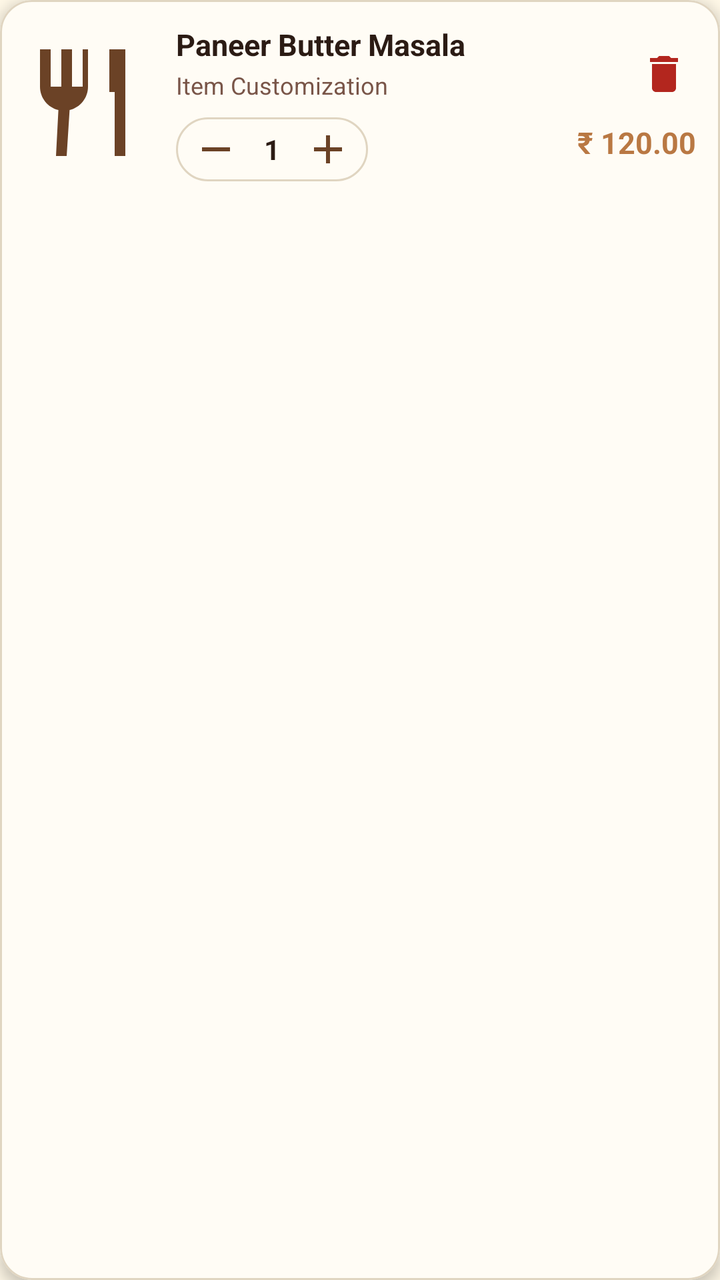
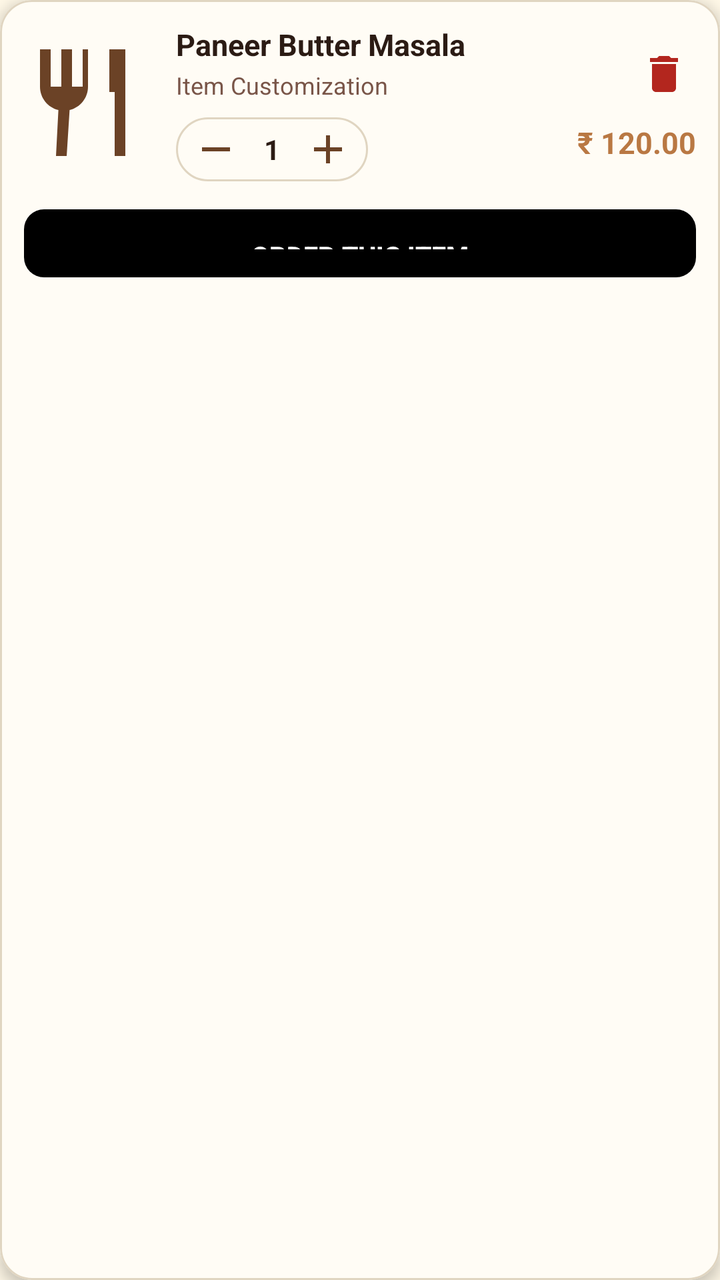

The first picture is an Android layout as it rendered before a commit; the second is the same layout after the commit. The layout source and the unified diff follow.
<!-- AndroidManifest.xml: application theme Theme.CollegeCanteenFoodOrderingApp -->
<!-- res/layout/item_cart.xml -->
<?xml version="1.0" encoding="utf-8"?>
<com.google.android.material.card.MaterialCardView xmlns:android="http://schemas.android.com/apk/res/android"
    xmlns:app="http://schemas.android.com/apk/res-auto"
    android:layout_width="match_parent"
    android:layout_height="wrap_content"
    android:layout_marginVertical="6dp"
    app:cardBackgroundColor="@color/surface_card"
    app:cardCornerRadius="16dp"
    app:cardElevation="4dp"
    app:strokeColor="@color/border_light"
    app:strokeWidth="1dp">

    <LinearLayout
        android:layout_width="match_parent"
        android:layout_height="wrap_content"
        android:gravity="center_vertical"
        android:orientation="horizontal"
        android:padding="12dp">

        <com.google.android.material.imageview.ShapeableImageView
            android:id="@+id/ivCartFood"
            android:layout_width="64dp"
            android:layout_height="64dp"
            android:scaleType="centerCrop"
            android:src="@drawable/ic_food_placeholder"
            android:contentDescription="Cart item image"
            app:shapeAppearanceOverlay="@style/ShapeAppearance.Material3.Corner.Medium" />

        <LinearLayout
            android:layout_width="0dp"
            android:layout_height="wrap_content"
            android:layout_weight="1"
            android:layout_marginStart="12dp"
            android:orientation="vertical">

            <TextView
                android:id="@+id/tvCartFoodName"
                android:layout_width="wrap_content"
                android:layout_height="wrap_content"
                android:ellipsize="end"
                android:maxLines="1"
                android:text="Paneer Butter Masala"
                android:textColor="@color/text_primary"
                android:textSize="15sp"
                android:textStyle="bold" />

            <TextView
                android:id="@+id/tvCartItemPrice"
                android:layout_width="wrap_content"
                android:layout_height="wrap_content"
                android:layout_marginTop="2dp"
                android:text="Item Customization"
                android:textColor="@color/text_secondary"
                android:textSize="12sp" />

            
            <LinearLayout
                android:layout_width="wrap_content"
                android:layout_height="wrap_content"
                android:layout_marginTop="8dp"
                android:background="@drawable/bg_chip_unselected"
                android:gravity="center_vertical"
                android:orientation="horizontal"
                android:paddingHorizontal="6dp"
                android:paddingVertical="2dp">

                <ImageButton
                    android:id="@+id/btnMinus"
                    android:layout_width="28dp"
                    android:layout_height="28dp"
                    android:background="?attr/selectableItemBackgroundBorderless"
                    android:contentDescription="Decrease"
                    android:src="@drawable/ic_minus"
                    app:tint="@color/primary" />

                <TextView
                    android:id="@+id/tvQuantity"
                    android:layout_width="wrap_content"
                    android:layout_height="wrap_content"
                    android:paddingHorizontal="10dp"
                    android:text="1"
                    android:textColor="@color/text_primary"
                    android:textSize="14sp"
                    android:textStyle="bold" />

                <ImageButton
                    android:id="@+id/btnPlus"
                    android:layout_width="28dp"
                    android:layout_height="28dp"
                    android:background="?attr/selectableItemBackgroundBorderless"
                    android:contentDescription="Increase"
                    android:src="@drawable/ic_add"
                    app:tint="@color/primary" />

            </LinearLayout>

        </LinearLayout>

        <LinearLayout
            android:layout_width="wrap_content"
            android:layout_height="wrap_content"
            android:gravity="end"
            android:orientation="vertical">

            <ImageButton
                android:id="@+id/btnDelete"
                android:layout_width="32dp"
                android:layout_height="32dp"
                android:background="?attr/selectableItemBackgroundBorderless"
                android:contentDescription="Remove item"
                android:src="@drawable/ic_delete"
                app:tint="@color/red_error" />

            <TextView
                android:id="@+id/tvCartFoodPrice"
                android:layout_width="wrap_content"
                android:layout_height="wrap_content"
                android:layout_marginTop="8dp"
                android:text="₹ 120.00"
                android:textColor="@color/caramel"
                android:textSize="15sp"
                android:textStyle="bold" />
        </LinearLayout>

    </LinearLayout>

</com.google.android.material.card.MaterialCardView>
<!-- resources referenced by this layout -->
<resources>
  <color name="border_light">#E0D5C1</color>
  <color name="caramel">#B97843</color>
  <color name="primary">#6B4226</color>
  <color name="red_error">#B3261E</color>
  <color name="surface_card">#FFFCF5</color>
  <color name="text_primary">#2B1B14</color>
  <color name="text_secondary">#795548</color>
  <!-- drawable bg_chip_unselected (drawable) -->
  <?xml version="1.0" encoding="utf-8"?>
  <shape xmlns:android="http://schemas.android.com/apk/res/android" android:shape="rectangle">
      <solid android:color="#FFFCF5"/>
      <stroke android:width="1dp" android:color="#E0D5C1"/>
      <corners android:radius="20dp"/>
  </shape>
  <!-- drawable ic_add (drawable) -->
  <vector xmlns:android="http://schemas.android.com/apk/res/android" android:width="24dp" android:height="24dp" android:viewportWidth="24" android:viewportHeight="24">
      <path android:fillColor="#FF6B4226" android:pathData="M19,13h-6v6h-2v-6H5v-2h6V5h2v6h6v2z"/>
  </vector>
  <!-- drawable ic_delete (drawable) -->
  <vector xmlns:android="http://schemas.android.com/apk/res/android" android:width="24dp" android:height="24dp" android:viewportWidth="24" android:viewportHeight="24">
      <path android:fillColor="#FF6B4226" android:pathData="M6,19c0,1.1 0.9,2 2,2h8c1.1,0 2,-0.9 2,-2V7H6v12zM19,4h-3.5l-1,-1h-5l-1,1H5v2h14V4z"/>
  </vector>
  <!-- drawable ic_food_placeholder (drawable) -->
  <vector xmlns:android="http://schemas.android.com/apk/res/android" android:width="24dp" android:height="24dp" android:viewportWidth="24" android:viewportHeight="24">
      <path android:fillColor="#FF6B4226" android:pathData="M11,9H9V2H7v7H5V2H3v7c0,2.12 1.46,3.91 3.45,4.38L6,22h2l0.55,-8.62C10.54,12.91 12,11.12 12,9V2h-1V9zM16,2v8h1v12h2V2H16z"/>
  </vector>
  <!-- drawable ic_minus (drawable) -->
  <vector xmlns:android="http://schemas.android.com/apk/res/android" android:width="24dp" android:height="24dp" android:viewportWidth="24" android:viewportHeight="24">
      <path android:fillColor="#FF6B4226" android:pathData="M19,13H5v-2h14v2z"/>
  </vector>
  <style name="Theme.CollegeCanteenFoodOrderingApp" parent="Base.Theme.CollegeCanteenFoodOrderingApp" />
  <style name="Base.Theme.CollegeCanteenFoodOrderingApp" parent="Theme.Material3.DayNight.NoActionBar">
          <item name="colorPrimary">@color/primary</item>
          <item name="colorPrimaryDark">@color/primary_dark</item>
          <item name="colorAccent">@color/accent</item>
          <item name="android:windowBackground">@color/bg_main</item>
      </style>
  <color name="primary_dark">#4A2C20</color>
  <color name="accent">#B97843</color>
  <color name="bg_main">#FFF8E7</color>
</resources>

<!-- the commit's change to res/layout/item_cart.xml (unified diff, before → after) -->
@@ -13,114 +13,134 @@
     <LinearLayout
         android:layout_width="match_parent"
         android:layout_height="wrap_content"
-        android:gravity="center_vertical"
-        android:orientation="horizontal"
+        android:orientation="vertical"
         android:padding="12dp">
 
-        <com.google.android.material.imageview.ShapeableImageView
-            android:id="@+id/ivCartFood"
-            android:layout_width="64dp"
-            android:layout_height="64dp"
-            android:scaleType="centerCrop"
-            android:src="@drawable/ic_food_placeholder"
-            android:contentDescription="Cart item image"
-            app:shapeAppearanceOverlay="@style/ShapeAppearance.Material3.Corner.Medium" />
+        
+        <LinearLayout
+            android:layout_width="match_parent"
+            android:layout_height="wrap_content"
+            android:gravity="center_vertical"
+            android:orientation="horizontal">
 
-        <LinearLayout
-            android:layout_width="0dp"
-            android:layout_height="wrap_content"
-            android:layout_weight="1"
-            android:layout_marginStart="12dp"
-            android:orientation="vertical">
+            <com.google.android.material.imageview.ShapeableImageView
+                android:id="@+id/ivCartFood"
+                android:layout_width="64dp"
+                android:layout_height="64dp"
+                android:scaleType="centerCrop"
+                android:src="@drawable/ic_food_placeholder"
+                android:contentDescription="Cart item image"
+                app:shapeAppearanceOverlay="@style/ShapeAppearance.Material3.Corner.Medium" />
 
-            <TextView
-                android:id="@+id/tvCartFoodName"
-                android:layout_width="wrap_content"
+            <LinearLayout
+                android:layout_width="0dp"
                 android:layout_height="wrap_content"
-                android:ellipsize="end"
-                android:maxLines="1"
-                android:text="Paneer Butter Masala"
-                android:textColor="@color/text_primary"
-                android:textSize="15sp"
-                android:textStyle="bold" />
+                android:layout_weight="1"
+                android:layout_marginStart="12dp"
+                android:orientation="vertical">
 
-            <TextView
-                android:id="@+id/tvCartItemPrice"
-                android:layout_width="wrap_content"
-                android:layout_height="wrap_content"
-                android:layout_marginTop="2dp"
-                android:text="Item Customization"
-                android:textColor="@color/text_secondary"
-                android:textSize="12sp" />
+                <TextView
+                    android:id="@+id/tvCartFoodName"
+                    android:layout_width="wrap_content"
+                    android:layout_height="wrap_content"
+                    android:ellipsize="end"
+                    android:maxLines="1"
+                    android:text="Paneer Butter Masala"
+                    android:textColor="@color/text_primary"
+                    android:textSize="15sp"
+                    android:textStyle="bold" />
 
-            
+                <TextView
+                    android:id="@+id/tvCartItemPrice"
+                    android:layout_width="wrap_content"
+                    android:layout_height="wrap_content"
+                    android:layout_marginTop="2dp"
+                    android:text="Item Customization"
+                    android:textColor="@color/text_secondary"
+                    android:textSize="12sp" />
+
+                
+                <LinearLayout
+                    android:layout_width="wrap_content"
+                    android:layout_height="wrap_content"
+                    android:layout_marginTop="8dp"
+                    android:background="@drawable/bg_chip_unselected"
+                    android:gravity="center_vertical"
+                    android:orientation="horizontal"
+                    android:paddingHorizontal="6dp"
+                    android:paddingVertical="2dp">
+
+                    <ImageButton
+                        android:id="@+id/btnMinus"
+                        android:layout_width="28dp"
+                        android:layout_height="28dp"
+                        android:background="?attr/selectableItemBackgroundBorderless"
+                        android:contentDescription="Decrease"
+                        android:src="@drawable/ic_minus"
+                        app:tint="@color/primary" />
+
+                    <TextView
+                        android:id="@+id/tvQuantity"
+                        android:layout_width="wrap_content"
+                        android:layout_height="wrap_content"
+                        android:paddingHorizontal="10dp"
+                        android:text="1"
+                        android:textColor="@color/text_primary"
+                        android:textSize="14sp"
+                        android:textStyle="bold" />
+
+                    <ImageButton
+                        android:id="@+id/btnPlus"
+                        android:layout_width="28dp"
+                        android:layout_height="28dp"
+                        android:background="?attr/selectableItemBackgroundBorderless"
+                        android:contentDescription="Increase"
+                        android:src="@drawable/ic_add"
+                        app:tint="@color/primary" />
+
+                </LinearLayout>
+
+            </LinearLayout>
+
             <LinearLayout
                 android:layout_width="wrap_content"
                 android:layout_height="wrap_content"
-                android:layout_marginTop="8dp"
-                android:background="@drawable/bg_chip_unselected"
-                android:gravity="center_vertical"
-                android:orientation="horizontal"
-                android:paddingHorizontal="6dp"
-                android:paddingVertical="2dp">
+                android:gravity="end|center_vertical"
+                android:orientation="vertical">
 
                 <ImageButton
-                    android:id="@+id/btnMinus"
-                    android:layout_width="28dp"
-                    android:layout_height="28dp"
+                    android:id="@+id/btnDelete"
+                    android:layout_width="32dp"
+                    android:layout_height="32dp"
                     android:background="?attr/selectableItemBackgroundBorderless"
-                    android:contentDescription="Decrease"
-                    android:src="@drawable/ic_minus"
-                    app:tint="@color/primary" />
+                    android:contentDescription="Remove item"
+                    android:src="@drawable/ic_delete"
+                    app:tint="@color/red_error" />
 
                 <TextView
-                    android:id="@+id/tvQuantity"
+                    android:id="@+id/tvCartFoodPrice"
                     android:layout_width="wrap_content"
                     android:layout_height="wrap_content"
-                    android:paddingHorizontal="10dp"
-                    android:text="1"
-                    android:textColor="@color/text_primary"
-                    android:textSize="14sp"
+                    android:layout_marginTop="8dp"
+                    android:text="₹ 120.00"
+                    android:textColor="@color/caramel"
+                    android:textSize="15sp"
                     android:textStyle="bold" />
-
-                <ImageButton
-                    android:id="@+id/btnPlus"
-                    android:layout_width="28dp"
-                    android:layout_height="28dp"
-                    android:background="?attr/selectableItemBackgroundBorderless"
-                    android:contentDescription="Increase"
-                    android:src="@drawable/ic_add"
-                    app:tint="@color/primary" />
-
             </LinearLayout>
 
         </LinearLayout>
 
-        <LinearLayout
-            android:layout_width="wrap_content"
-            android:layout_height="wrap_content"
-            android:gravity="end"
-            android:orientation="vertical">
-
-            <ImageButton
-                android:id="@+id/btnDelete"
-                android:layout_width="32dp"
-                android:layout_height="32dp"
-                android:background="?attr/selectableItemBackgroundBorderless"
-                android:contentDescription="Remove item"
-                android:src="@drawable/ic_delete"
-                app:tint="@color/red_error" />
-
-            <TextView
-                android:id="@+id/tvCartFoodPrice"
-                android:layout_width="wrap_content"
-                android:layout_height="wrap_content"
-                android:layout_marginTop="8dp"
-                android:text="₹ 120.00"
-                android:textColor="@color/caramel"
-                android:textSize="15sp"
-                android:textStyle="bold" />
-        </LinearLayout>
+        
+        <com.google.android.material.button.MaterialButton
+            android:id="@+id/btnOrderItem"
+            style="@style/Widget.Starbucks.Button.Gradient"
+            android:layout_width="match_parent"
+            android:layout_height="42dp"
+            android:layout_marginTop="10dp"
+            android:text="ORDER THIS ITEM"
+            android:textSize="13sp"
+            android:textStyle="bold"
+            app:cornerRadius="10dp" />
 
     </LinearLayout>
 
<!-- resource entries referenced after the edit -->
@@ -30,7 +30,23 @@
   <vector xmlns:android="http://schemas.android.com/apk/res/android" android:width="24dp" android:height="24dp" android:viewportWidth="24" android:viewportHeight="24">
       <path android:fillColor="#FF6B4226" android:pathData="M19,13H5v-2h14v2z"/>
   </vector>
+  <style name="Widget.Starbucks.Button.Gradient" parent="Widget.Material3.Button">
+          <item name="background">@drawable/bg_gradient_brown_caramel</item>
+          <item name="backgroundTint">@null</item>
+          <item name="android:textColor">@color/text_on_primary</item>
+          <item name="cornerRadius">24dp</item>
+          <item name="android:paddingVertical">14dp</item>
+          <item name="android:textSize">15sp</item>
+          <item name="android:textStyle">bold</item>
+      </style>
   <style name="Theme.CollegeCanteenFoodOrderingApp" parent="Base.Theme.CollegeCanteenFoodOrderingApp" />
+  <!-- drawable bg_gradient_brown_caramel (drawable) -->
+  <?xml version="1.0" encoding="utf-8"?>
+  <shape xmlns:android="http://schemas.android.com/apk/res/android" android:shape="rectangle">
+      <gradient android:angle="45" android:startColor="#4A2C20" android:centerColor="#6B4226" android:endColor="#B97843" android:type="linear"/>
+      <corners android:radius="24dp"/>
+  </shape>
+  <color name="text_on_primary">#FFFFFF</color>
   <style name="Base.Theme.CollegeCanteenFoodOrderingApp" parent="Theme.Material3.DayNight.NoActionBar">
           <item name="colorPrimary">@color/primary</item>
           <item name="colorPrimaryDark">@color/primary_dark</item>
